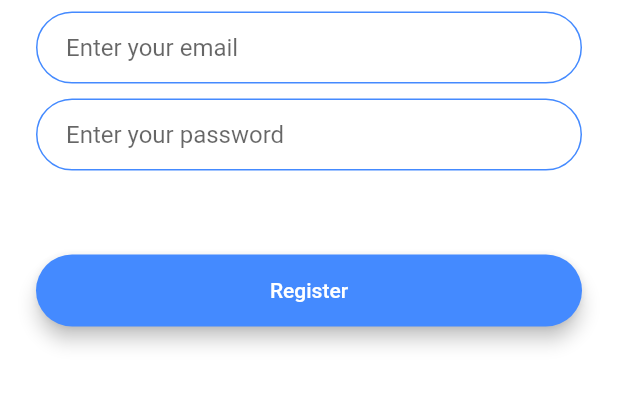
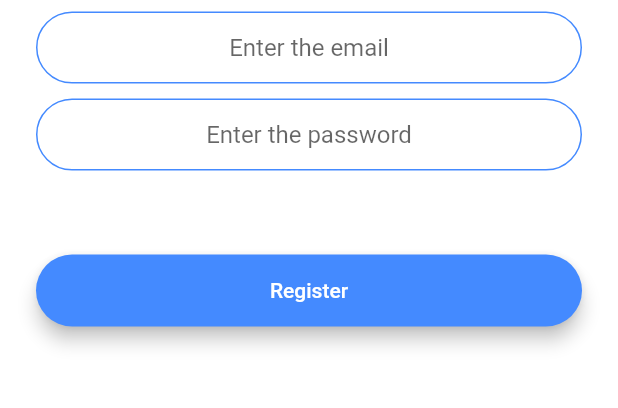
Before and after one commit to sabanansari/Chat-App, a Flutter app: the RegistrationScreen screen opened by its route, on a phone screen of 412 x 824 dp, the part 599-1007 px from its top. Run offline on Flutter 3.47's test engine with Material 2 defaults, Android fonts, the phone set to English and light mode, and no system bars; our stand-ins replace animated_text_kit, firebase_auth; accounts and stored records are empty.

Commit message:
user registration feature added

```diff
--- a/lib/constants.dart
+++ b/lib/constants.dart
@@ -13,3 +13,31 @@ const kMessageContainerDecoration = BoxDecoration(
     border: Border(
   top: BorderSide(color: Colors.lightBlueAccent, width: 2.0),
 ));
+
+const kTextFieldDecoration = InputDecoration(
+  hintText: '',
+  contentPadding: EdgeInsets.symmetric(vertical: 10.0, horizontal: 20.0),
+  border: OutlineInputBorder(
+    borderRadius: BorderRadius.all(
+      Radius.circular(32.0),
+    ),
+  ),
+  enabledBorder: OutlineInputBorder(
+    borderSide: BorderSide(
+      color: Colors.blueAccent,
+      width: 1.0,
+    ),
+    borderRadius: BorderRadius.all(
+      Radius.circular(32.0),
+    ),
+  ),
+  focusedBorder: OutlineInputBorder(
+    borderSide: BorderSide(
+      color: Colors.blueAccent,
+      width: 2.0,
+    ),
+    borderRadius: BorderRadius.all(
+      Radius.circular(32.0),
+    ),
+  ),
+);
--- a/lib/screens/input_field.dart
+++ /dev/null
@@ -1,41 +0,0 @@
-import 'package:flutter/material.dart';
-
-class InputField extends StatelessWidget {
-  final String hint;
-  final Color colour;
-  InputField({this.hint, this.colour});
-
-  @override
-  Widget build(BuildContext context) {
-    return TextField(
-      onChanged: (value) {},
-      decoration: InputDecoration(
-        hintText: hint,
-        contentPadding: EdgeInsets.symmetric(vertical: 10.0, horizontal: 20.0),
-        border: OutlineInputBorder(
-          borderRadius: BorderRadius.all(
-            Radius.circular(32.0),
-          ),
-        ),
-        enabledBorder: OutlineInputBorder(
-          borderSide: BorderSide(
-            color: colour,
-            width: 1.0,
-          ),
-          borderRadius: BorderRadius.all(
-            Radius.circular(32.0),
-          ),
-        ),
-        focusedBorder: OutlineInputBorder(
-          borderSide: BorderSide(
-            color: colour,
-            width: 2.0,
-          ),
-          borderRadius: BorderRadius.all(
-            Radius.circular(32.0),
-          ),
-        ),
-      ),
-    );
-  }
-}
--- a/lib/screens/registration_screen.dart
+++ b/lib/screens/registration_screen.dart
@@ -1,8 +1,10 @@
 import 'dart:ui';
 
+import 'package:chat_app/constants.dart';
+import 'package:chat_app/screens/chat_screen.dart';
 import 'package:chat_app/screens/enter_button.dart';
 import 'package:flutter/material.dart';
-import 'input_field.dart';
+import 'package:firebase_auth/firebase_auth.dart';
 
 class RegistrationScreen extends StatefulWidget {
   static String id = 'registration';
@@ -11,6 +13,9 @@ class RegistrationScreen extends StatefulWidget {
 }
 
 class _RegistrationScreenState extends State<RegistrationScreen> {
+  final _auth = FirebaseAuth.instance;
+  String email;
+  String password;
   @override
   Widget build(BuildContext context) {
     return Scaffold(
@@ -31,13 +36,26 @@ class _RegistrationScreenState extends State<RegistrationScreen> {
             SizedBox(
               height: 8.0,
             ),
-            InputField(hint: 'Enter your email', colour: Colors.blueAccent),
+            TextField(
+              keyboardType: TextInputType.emailAddress,
+              onChanged: (value) {
+                email = value;
+              },
+              textAlign: TextAlign.center,
+              decoration:
+                  kTextFieldDecoration.copyWith(hintText: 'Enter the email'),
+            ),
             SizedBox(
               height: 10.0,
             ),
-            InputField(
-              hint: 'Enter your password',
-              colour: Colors.blueAccent,
+            TextField(
+              obscureText: true,
+              onChanged: (value) {
+                password = value;
+              },
+              textAlign: TextAlign.center,
+              decoration:
+                  kTextFieldDecoration.copyWith(hintText: 'Enter the password'),
             ),
             SizedBox(
               height: 48.0,
@@ -45,6 +63,17 @@ class _RegistrationScreenState extends State<RegistrationScreen> {
             EnterButton(
               label: 'Register',
               colour: Colors.blueAccent,
+              onPressed: ()  async{
+                try{
+               final newUser = await _auth.createUserWithEmailAndPassword(email: email, password: password);
+               if(newUser!=null){
+                 Navigator.pushNamed(context, ChatScreen.id);
+               }
+              }
+              catch(e){
+                print(e);
+                }
+              }
             )
           ],
         ),
```
Also changed, not shown: lib/screens/chat_screen.dart (+22 -0 lines), lib/screens/login_screen.dart (+20 -8 lines).
